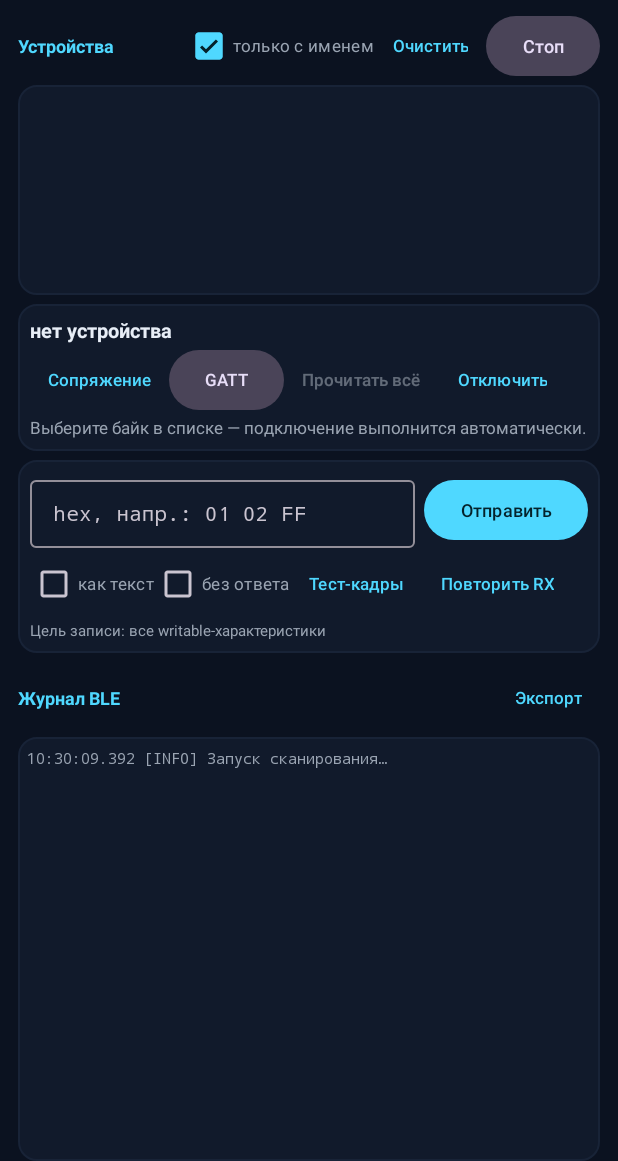
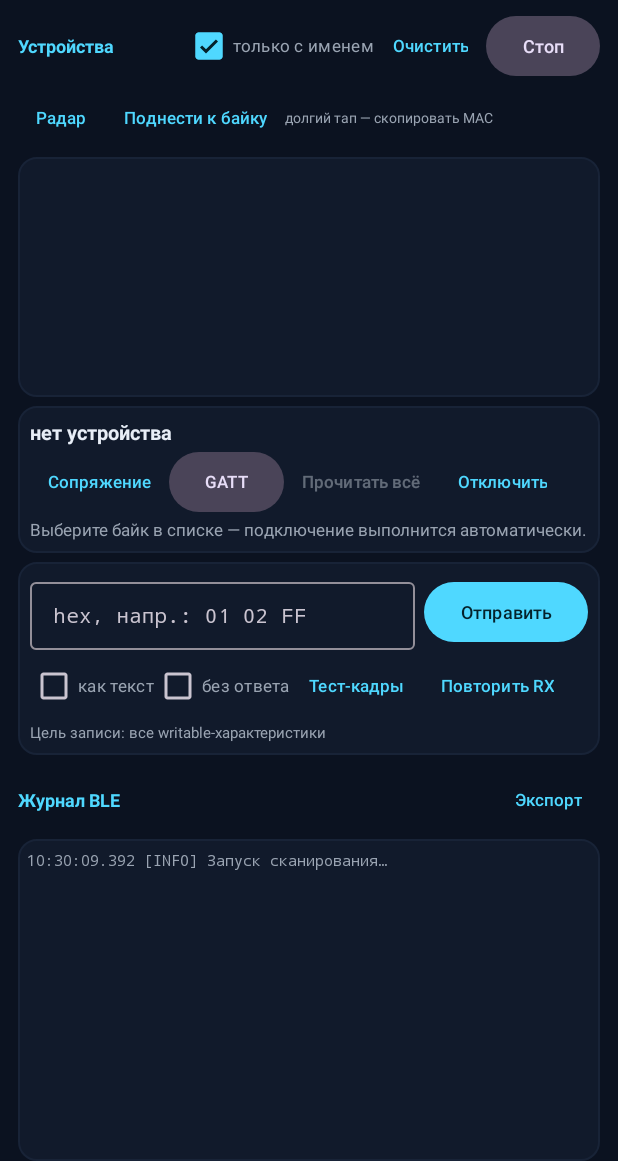
Before and after one commit to AlfaGideon/BluetoothYaBike, an Android app: the screen it shows after launch (MainActivity), after a tap on "Сканировать", on a phone screen of 412 x 824 dp, the part 75-1236 px from its top. Run offline under Robolectric (Android 15) with nearby library versions, the phone set to English and light mode, and no system bars.

Commit message:
Радар всех устройств, автоподключение по сигналу, копирование MAC
Co-authored-by: arena-agent <297053741+arena-agent@users.noreply.github.com>

```diff
--- a/app/src/main/java/ru/alfagideon/bluetoothyabike/BleScanner.kt
+++ b/app/src/main/java/ru/alfagideon/bluetoothyabike/BleScanner.kt
@@ -8,6 +8,8 @@ import android.bluetooth.le.ScanResult
 import android.bluetooth.le.ScanSettings
 import android.content.Context
 import android.os.Build
+import android.os.Handler
+import android.os.Looper
 import android.os.ParcelUuid
 
 data class ScanDevice(
@@ -51,6 +53,12 @@ class BleScanner(
 
     private val found = LinkedHashMap<String, ScanDevice>()
 
+    /** Скан бесконечен по правилам BLE; останавливаем сами, чтобы не жечь батарею. */
+    var autoStopMs: Long = 8_000
+
+    private val handler = Handler(Looper.getMainLooper())
+    private val autoStop = Runnable { stop() }
+
     private val callback = object : ScanCallback() {
         override fun onScanResult(callbackType: Int, result: ScanResult) {
             handle(result)
@@ -85,8 +93,12 @@ class BleScanner(
             .build()
         try {
             found.clear()
+            // Запускаем НЕфильтрованный скан: многие устройства (в том числе IoT-модули)
+            // не отдают своё имя в рекламном пакете, и фильтр по сервисам их бы отбросил.
             s.startScan(null, settings, callback)
             isScanning = true
+            handler.removeCallbacks(autoStop)
+            if (autoStopMs > 0) handler.postDelayed(autoStop, autoStopMs)
         } catch (e: SecurityException) {
             onError("Нет разрешения на сканирование Bluetooth")
         } catch (e: Exception) {
@@ -96,13 +108,18 @@ class BleScanner(
 
     @SuppressLint("MissingPermission")
     fun stop() {
+        handler.removeCallbacks(autoStop)
         if (!isScanning) return
         try {
             scanner?.stopScan(callback)
         } catch (_: Exception) {
         }
         isScanning = false
+        onStopped?.invoke()
     }
+
+    /** Вызывается, когда скан закончился (вручную или по таймауту). */
+    var onStopped: (() -> Unit)? = null
 
     fun snapshot(): List<ScanDevice> = found.values.toList()
 
--- a/app/src/main/java/ru/alfagideon/bluetoothyabike/MainActivity.kt
+++ b/app/src/main/java/ru/alfagideon/bluetoothyabike/MainActivity.kt
@@ -56,9 +56,10 @@ class MainActivity : AppCompatActivity() {
         binding = ActivityMainBinding.inflate(layoutInflater)
         setContentView(binding.root)
 
-        deviceAdapter = DeviceAdapter { scanDevice ->
-            connectTo(scanDevice)
-        }
+        deviceAdapter = DeviceAdapter(
+            onClick = { scanDevice -> connectTo(scanDevice) },
+            onLongClick = { scanDevice -> copyAddress(scanDevice) },
+        )
         logAdapter = LogAdapter()
 
         binding.rvDevices.layoutManager = LinearLayoutManager(this)
@@ -116,9 +117,19 @@ class MainActivity : AppCompatActivity() {
             }
         }
 
-        binding.cbOnlyNamed.setOnCheckedChangeListener { _, _ ->
-            viewModel.setOnlyNamed(binding.cbOnlyNamed.isChecked)
+        binding.cbOnlyNamed.setOnCheckedChangeListener { _, checked ->
+            viewModel.setShowAll(checked)
         }
+
+        binding.btnRadar.setOnClickListener { viewModel.toggleHub() }
+        binding.btnAutoPick.setOnClickListener { viewModel.toggleAutoPick() }
+    }
+
+    /** Долгое нажатие на карточку — MAC в буфер обмена (нужен для разбора HCI-лога). */
+    private fun copyAddress(device: ScanDevice) {
+        val clipboard = getSystemService(Context.CLIPBOARD_SERVICE) as? android.content.ClipboardManager
+        clipboard?.setPrimaryClip(android.content.ClipData.newPlainText("MAC", device.address))
+        toast(getString(R.string.toast_copied))
     }
 
     private fun collectFlows() {
@@ -157,6 +168,23 @@ class MainActivity : AppCompatActivity() {
                 launch {
                     viewModel.snapshot.collect { snap ->
                         binding.btnReadAll.isEnabled = snap.chars.isNotEmpty()
+                    }
+                }
+                launch {
+                    viewModel.hubMode.collect { hub ->
+                        binding.btnRadar.text = getString(if (hub) R.string.radar_stop else R.string.radar_start)
+                    }
+                }
+                launch {
+                    viewModel.autoPick.collect { auto ->
+                        binding.btnAutoPick.text = getString(if (auto) R.string.autopick_stop else R.string.autopick_start)
+                    }
+                }
+                launch {
+                    viewModel.showAll.collect { showAll ->
+                        if (binding.cbOnlyNamed.isChecked == showAll) {
+                            binding.cbOnlyNamed.isChecked = !showAll
+                        }
                     }
                 }
                 launch {
--- a/app/src/main/res/layout/activity_main.xml
+++ b/app/src/main/res/layout/activity_main.xml
@@ -96,10 +96,49 @@
             android:textSize="12sp" />
     </LinearLayout>
 
+    <!-- Радар и автоподключение: чтобы не гадать, какое из безымянных устройств — байк -->
+    <HorizontalScrollView
+        android:layout_width="match_parent"
+        android:layout_height="wrap_content"
+        android:scrollbars="none">
+
+        <LinearLayout
+            android:layout_width="wrap_content"
+            android:layout_height="wrap_content"
+            android:gravity="center_vertical"
+            android:orientation="horizontal">
+
+            <Button
+                android:id="@+id/btnRadar"
+                style="@style/Widget.Material3.Button.TextButton"
+                android:layout_width="wrap_content"
+                android:layout_height="wrap_content"
+                android:minWidth="0dp"
+                android:text="@string/radar_start"
+                android:textSize="11sp" />
+
+            <Button
+                android:id="@+id/btnAutoPick"
+                style="@style/Widget.Material3.Button.TextButton"
+                android:layout_width="wrap_content"
+                android:layout_height="wrap_content"
+                android:minWidth="0dp"
+                android:text="@string/autopick_start"
+                android:textSize="11sp" />
+
+            <TextView
+                android:layout_width="wrap_content"
+                android:layout_height="wrap_content"
+                android:text="@string/list_hint"
+                android:textColor="@color/text_secondary"
+                android:textSize="9sp" />
+        </LinearLayout>
+    </HorizontalScrollView>
+
     <androidx.recyclerview.widget.RecyclerView
         android:id="@+id/rvDevices"
         android:layout_width="match_parent"
-        android:layout_height="140dp"
+        android:layout_height="160dp"
         android:layout_marginTop="2dp"
         android:background="@drawable/bg_card"
         android:clipToPadding="false"
--- a/app/src/main/res/values/strings.xml
+++ b/app/src/main/res/values/strings.xml
@@ -10,6 +10,11 @@
     <string name="scan_stop">Стоп</string>
     <string name="clear">Очистить</string>
     <string name="only_named">только с именем</string>
+    <string name="radar_start">Радар</string>
+    <string name="radar_stop">Стоп радар</string>
+    <string name="autopick_start">Поднести к байку</string>
+    <string name="autopick_stop">Отменить автоподключение</string>
+    <string name="list_hint">долгий тап — скопировать MAC</string>
     <string name="export">Экспорт</string>
     <string name="send">Отправить</string>
     <string name="presets">Тест-кадры</string>
```
Also changed, not shown: app/src/main/java/ru/alfagideon/bluetoothyabike/DeviceAdapter.kt (+11 -3 lines), app/src/main/java/ru/alfagideon/bluetoothyabike/MainViewModel.kt (+93 -4 lines).
